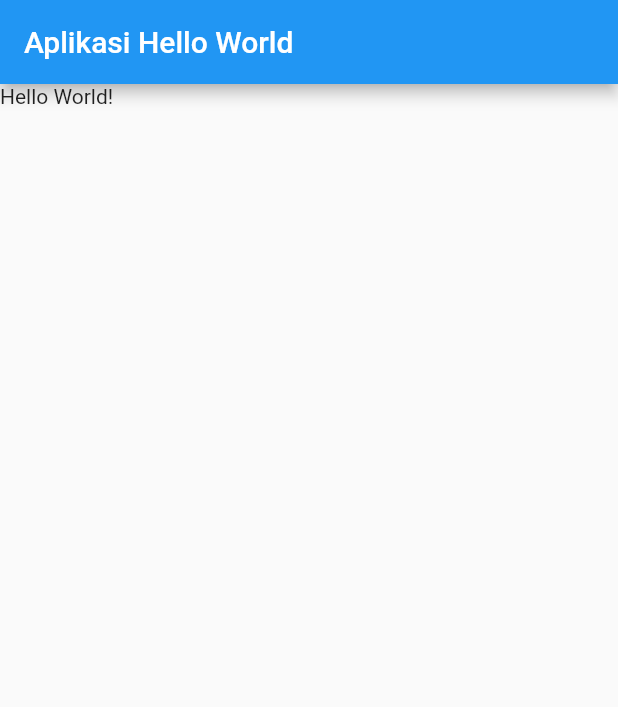
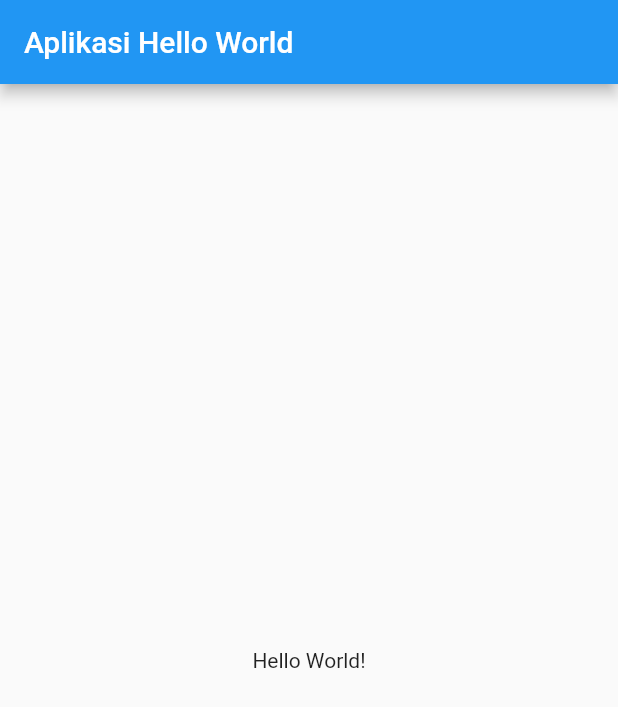
Before and after one commit to hanniashilla/flutter_hello_world, a Flutter app: the screen it shows after launch, on a phone screen of 412 x 824 dp. Shown: the top 707 px of the screen. Run offline on Flutter 3.47's test engine with Material 2 defaults, Android fonts, the phone set to English and light mode, and no system bars.

Commit message:
finish first course

```diff
--- a/lib/main.dart
+++ b/lib/main.dart
@@ -10,7 +10,7 @@ class MyApp extends StatelessWidget {
     return MaterialApp(
       home: Scaffold(
         appBar: AppBar(title: Text("Aplikasi Hello World"),),
-        body: Text("Hello World!"),
+        body: Center(child: Text("Hello World!")),
       ),
     );
   }
```
